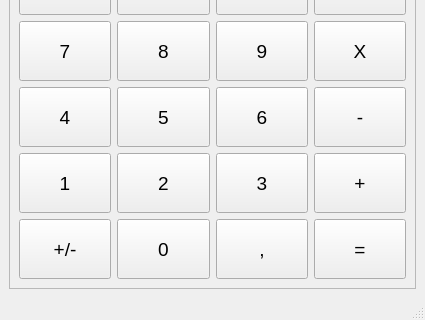
The window that GUI/main_window.ui (tyhad/FuntGen) describes before a commit, drawn with Qt 5; both pictures show x 0 to 425 and y 204 to 524 of the 425 by 524 pixel window.
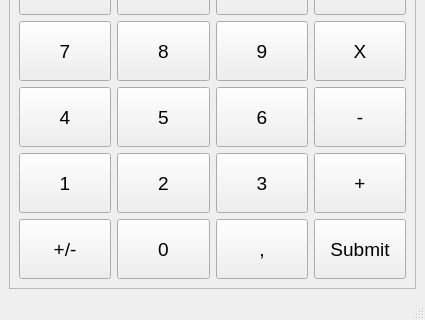
The same window after the commit.

Commit message: submit ok

What changed in the file:
```diff
--- a/GUI/main_window.ui
+++ b/GUI/main_window.ui
@@ -467,7 +467,7 @@
           </font>
          </property>
          <property name="text">
-          <string>=</string>
+          <string>Submit</string>
          </property>
         </widget>
        </item>
```
Left out of the diff: 53 changed lines with no effect on the pictures. The commit also changes 3 other files.
